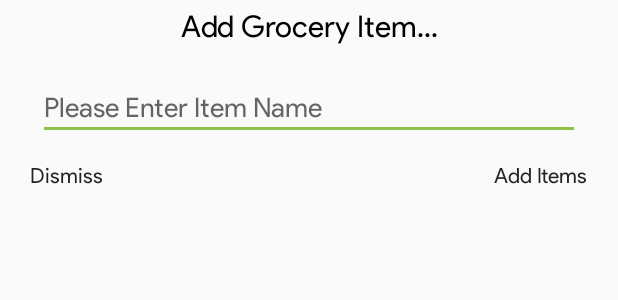
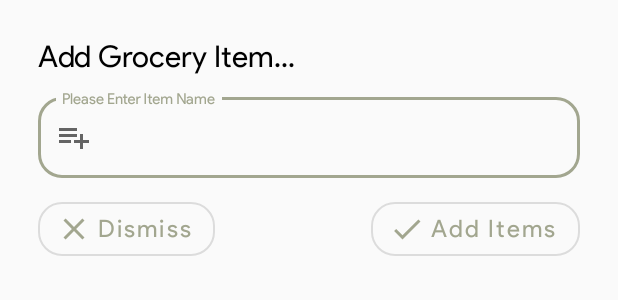
Before and after one commit to rajbirsehmi/GroceryCart, an Android app: the layout layout_item_add_dialog.xml on its own in the app's theme, with its tools: preview values and no code run, on a phone screen of 412 x 824 dp. Shown: the top 300 px of the screen. Run offline under Robolectric (Android 15) with nearby library versions, the phone set to English and light mode, and no system bars.

Commit message:
Updated : 1. New Material UI Elements. 2. Button Text Size.

```diff
--- a/app/src/main/res/layout/layout_item_add_dialog.xml
+++ b/app/src/main/res/layout/layout_item_add_dialog.xml
@@ -3,54 +3,71 @@
     xmlns:app="http://schemas.android.com/apk/res-auto"
     xmlns:tools="http://schemas.android.com/tools"
     android:layout_width="match_parent"
-    android:layout_height="wrap_content">
-
+    android:layout_height="wrap_content"
+    android:layout_margin="10dp">
 
     <TextView
-        android:id="@+id/textView"
+        android:id="@+id/tv_title"
         android:layout_width="wrap_content"
         android:layout_height="wrap_content"
-        android:padding="5dp"
+        android:layout_margin="15dp"
         android:text="@string/dialog_title_item_add"
         android:textColor="@android:color/black"
         android:textSize="@dimen/text_size_dialog_header"
-        app:layout_constraintEnd_toEndOf="parent"
         app:layout_constraintStart_toStartOf="parent"
         app:layout_constraintTop_toTopOf="parent" />
 
-    <EditText
-        android:id="@+id/et_item_name"
+    <com.google.android.material.textfield.TextInputLayout
+        android:id="@+id/outerlayout_et_item_name"
+        style="@style/Widget.MaterialComponents.TextInputLayout.OutlinedBox"
         android:layout_width="match_parent"
         android:layout_height="wrap_content"
-        android:layout_marginLeft="25dp"
-        android:layout_marginTop="15dp"
-        android:singleLine="true"
-        android:layout_marginRight="25dp"
+        android:layout_marginStart="15dp"
+        android:layout_marginTop="10dp"
+        android:layout_marginEnd="15dp"
         android:hint="@string/hint_text_add_item_name"
-        android:imeOptions="actionDone"
-        android:textColor="@android:color/black"
-        android:textSize="@dimen/text_size_item_name"
-        app:layout_constraintEnd_toEndOf="parent"
-        app:layout_constraintStart_toStartOf="parent"
-        app:layout_constraintTop_toBottomOf="@+id/textView" />
+        app:boxCornerRadiusBottomEnd="16dp"
+        app:boxCornerRadiusBottomStart="16dp"
+        app:boxCornerRadiusTopEnd="16dp"
+        app:boxCornerRadiusTopStart="16dp"
+        app:endIconMode="clear_text"
+        app:hintTextAppearance="@style/TextLabel"
+        app:layout_constraintTop_toBottomOf="@+id/tv_title"
+        app:startIconDrawable="@drawable/icon_add_list">
 
-    <Button
+        <com.google.android.material.textfield.TextInputEditText
+            android:id="@+id/et_item_name"
+            android:layout_width="match_parent"
+            android:layout_height="wrap_content" />
+
+    </com.google.android.material.textfield.TextInputLayout>
+
+    <com.google.android.material.button.MaterialButton
         android:id="@+id/btn_save_item"
-        style="@style/Base.Widget.AppCompat.Button.Borderless"
+        style="@style/Widget.MaterialComponents.Button.OutlinedButton.Icon"
         android:layout_width="wrap_content"
         android:layout_height="wrap_content"
-        android:layout_marginEnd="8dp"
+        android:layout_marginEnd="15dp"
+        android:layout_marginTop="10dp"
         android:text="@string/add_item"
+        android:textSize="16sp"
+        app:cornerRadius="16dp"
+        app:icon="@drawable/icon_ok"
         app:layout_constraintEnd_toEndOf="parent"
-        app:layout_constraintTop_toBottomOf="@+id/et_item_name" />
+        app:layout_constraintTop_toBottomOf="@+id/outerlayout_et_item_name" />
 
-    <Button
+    <com.google.android.material.button.MaterialButton
         android:id="@+id/btn_dismiss"
-        style="@style/Base.Widget.AppCompat.Button.Borderless"
+        style="@style/Widget.MaterialComponents.Button.OutlinedButton.Icon"
         android:layout_width="wrap_content"
         android:layout_height="wrap_content"
+        android:layout_marginStart="15dp"
+        android:layout_marginTop="10dp"
         android:text="@string/dismiss"
+        app:cornerRadius="16dp"
+        android:textSize="16sp"
+        app:icon="@drawable/icon_dismiss"
         app:layout_constraintStart_toStartOf="parent"
-        app:layout_constraintTop_toBottomOf="@+id/et_item_name" />
+        app:layout_constraintTop_toBottomOf="@+id/outerlayout_et_item_name" />
 
 </androidx.constraintlayout.widget.ConstraintLayout>
```
